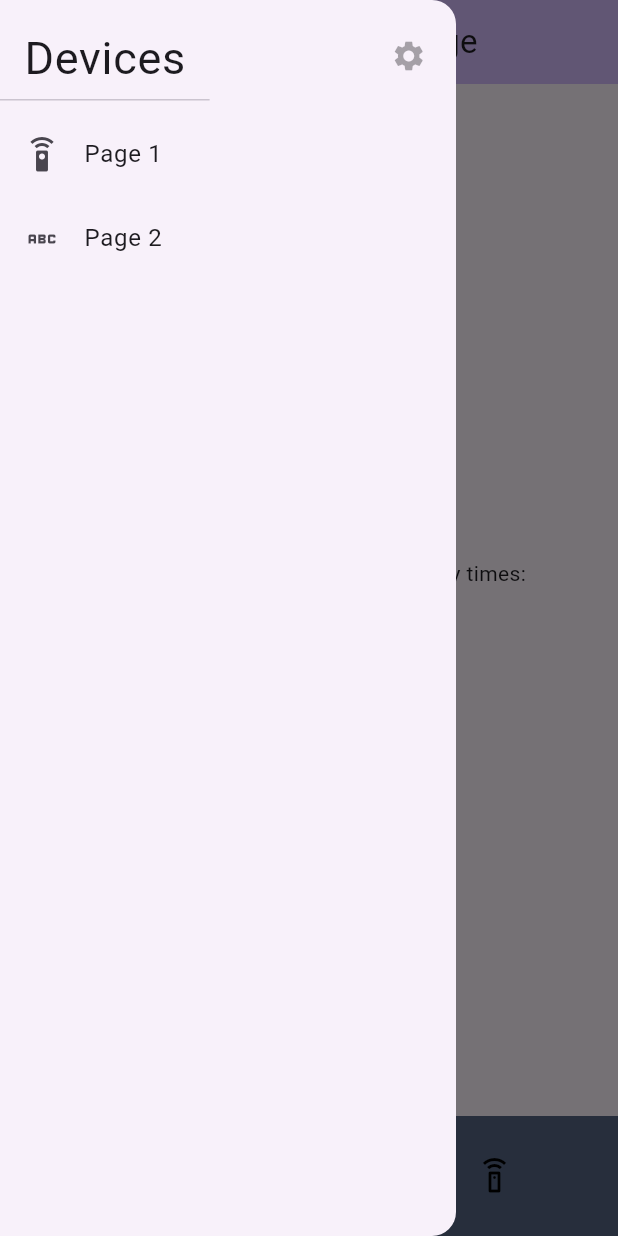
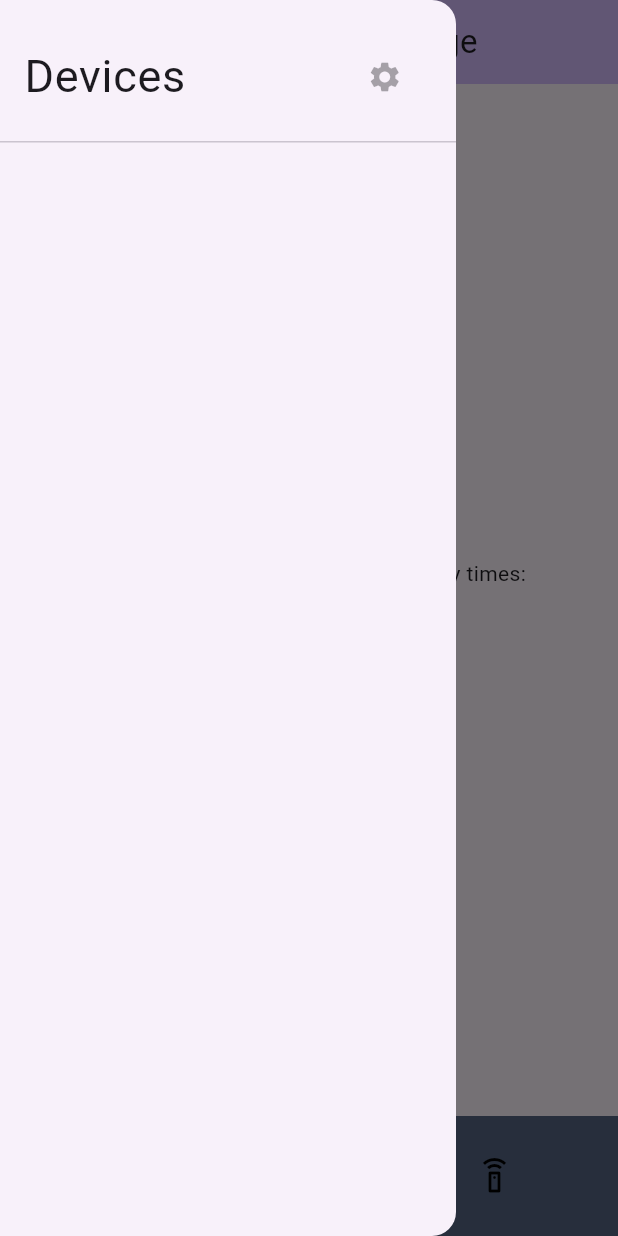
Before and after one commit to sorrowcode/kk-sendir, a Flutter app: the screen it shows after launch, with the side drawer open, on a phone screen of 412 x 824 dp. Run offline on Flutter 3.47's test engine with Material 3 defaults, Android fonts, the phone set to English and light mode, and no system bars.

```diff
--- a/app/lib/app.dart
+++ b/app/lib/app.dart
@@ -1,4 +1,4 @@
-import 'package:app/home_page.dart';
+import 'package:app/pages/home_page.dart';
 import 'package:flutter/material.dart';
 
 class MyApp extends StatelessWidget {
--- /dev/null
+++ b/app/lib/components/costom_navigation_bar.dart
@@ -0,0 +1,36 @@
+import 'package:flutter/material.dart';
+
+class CustomNavigationBar extends StatelessWidget {
+  const CustomNavigationBar({super.key});
+
+  @override
+  Widget build(BuildContext context) {
+    return BottomAppBar(
+      color: const Color.fromARGB(255, 84, 101, 131),
+      child: Row(
+        mainAxisAlignment: MainAxisAlignment.spaceAround,
+        children: [
+          IconButton(
+            onPressed: () {},
+            icon: const Icon(Icons.settings_remote),
+            color: Colors.black,
+            hoverColor: const Color.fromRGBO(50, 67, 88, 0.5),
+            highlightColor: const Color.fromRGBO(50, 67, 88, 1),
+            tooltip: "Emitter",
+          ),
+          const SizedBox(
+            width: 30,
+          ),
+          IconButton(
+            onPressed: () {},
+            icon: const Icon(Icons.settings_remote_outlined),
+            color: Colors.black,
+            hoverColor: const Color.fromRGBO(50, 67, 88, 0.5),
+            highlightColor: const Color.fromRGBO(50, 67, 88, 1),
+            tooltip: 'Receiver',
+          ),
+        ],
+      ),
+    );
+  }
+}
--- /dev/null
+++ b/app/lib/components/custom_drawer.dart
@@ -0,0 +1,36 @@
+import 'package:flutter/material.dart';
+
+class CustomDrawer extends StatelessWidget {
+  const CustomDrawer({super.key});
+
+  @override
+  Widget build(BuildContext context) {
+    return Drawer(
+      child: ListView(
+        children: [
+          SizedBox(
+            height: MediaQuery.of(context).size.height / 8,
+            child: const DrawerHeader(
+                child: Row(
+              mainAxisAlignment: MainAxisAlignment.spaceBetween,
+              children: [
+                Text(
+                  'Devices',
+                  textAlign: TextAlign.center,
+                  style: TextStyle(
+                    fontSize: 30.0,
+                  ),
+                ),
+                IconButton(
+                  onPressed: null,
+                  icon: Icon(Icons.settings),
+                  padding: EdgeInsets.only(right: 15.0),
+                )
+              ],
+            )),
+          ),
+        ],
+      ),
+    );
+  }
+}
--- a/app/lib/home_page.dart
+++ /dev/null
@@ -1,135 +0,0 @@
-// ignore_for_file: prefer_const_constructors, prefer_const_literals_to_create_immutables
-
-import 'package:flutter/material.dart';
-
-class MyHomePage extends StatefulWidget {
-
-  const MyHomePage({super.key, required this.title});
-  final String title;
-
-  @override
-  State<MyHomePage> createState() => _MyHomePageState();
-}
-
-class _MyHomePageState extends State<MyHomePage> {
-  int _counter = 0;
-
-  void _incrementCounter({int add = 0, bool zero = false}) {
-    if (zero) {
-      setState(() {
-        _counter = 0;
-      });
-    } else {
-      setState(() {
-      _counter += add;
-    });
-    }
-
-  }
-
-  @override
-  Widget build(BuildContext context) {
-    return Scaffold(
-      appBar: AppBar(
-        backgroundColor: Theme.of(context).colorScheme.inversePrimary,
-        title: Text(widget.title),
-      ),
-      drawer: Drawer(
-        child: ListView(
-          children: [
-            SizedBox(
-              height: 75.0,
-              child: Row(
-                mainAxisAlignment: MainAxisAlignment.spaceBetween,
-                crossAxisAlignment: CrossAxisAlignment.center,
-                children: [
-                  DrawerHeader(
-                    child: Text(
-                      'Devices',
-                      textAlign: TextAlign.center,
-                      style: TextStyle(
-                        fontSize: 30.0,
-                      ),
-                    ),
-                  ),
-                  IconButton(
-                    onPressed: null,
-                    icon: Icon(Icons.settings),
-                    padding: EdgeInsets.only(right: 15.0),
-                  )
-                ],
-              ),
-            ),
-              ListTile(
-                leading: Icon(Icons.settings_remote),
-                title: Text('Page 1')
-                ),
-              ListTile(
-                leading: Icon(Icons.abc),
-                title: Text('Page 2'),
-                )
-          ],
-       ),
-      ),
-      body: Center(
-        child: Column(
-          mainAxisAlignment: MainAxisAlignment.center,
-          children: <Widget>[
-            const Text(
-              'You have pushed the button this many times:',
-            ),
-            Text(
-              '$_counter',
-              style: Theme.of(context).textTheme.headlineMedium,
-            ),
-          ],
-        ),
-      ),
-      floatingActionButton: FloatingActionButton(
-        onPressed:() {
-          setState(() {
-            _incrementCounter(add: 1);
-          });
-        },
-        tooltip: 'Increment',
-        child: const Icon(Icons.add),
-      ),
-      bottomNavigationBar: BottomAppBar(
-        color: Color.fromARGB(255, 84, 101, 131),
-        child: Row(
-          mainAxisAlignment: MainAxisAlignment.spaceAround,
-          children: [
-            IconButton(
-              onPressed:() {
-                setState(() {
-                  _incrementCounter(add: 5);
-                });
-              },
-              icon: const Icon(Icons.settings_remote),
-              color: Colors.black,
-              hoverColor: Color.fromRGBO(50, 67, 88, 0.5),
-              highlightColor: Color.fromRGBO(50, 67, 88, 1),
-              tooltip: "Emitter",
-            ),
-            SizedBox(
-              width: 30,
-            ),
-            IconButton(
-              onPressed:() {
-                setState(() {
-                  _incrementCounter(zero: true);
-                });
-              },
-              icon: Icon(Icons.settings_remote_outlined),
-              color: Colors.black,
-              hoverColor: Color.fromRGBO(50, 67, 88, 0.5),
-              highlightColor: Color.fromRGBO(50, 67, 88, 1),
-              tooltip: 'Receiver',
-            ),
-          ],
-        ),
-      ),
-      floatingActionButtonLocation: FloatingActionButtonLocation.centerDocked,
-    );
-  }
-}
--- /dev/null
+++ b/app/lib/pages/home_page.dart
@@ -0,0 +1,66 @@
+// ignore_for_file: prefer_const_constructors, prefer_const_literals_to_create_immutables
+
+import 'package:flutter/material.dart';
+import 'package:flutter/widgets.dart';
+import 'package:app/components/custom_drawer.dart';
+import 'package:app/components/costom_navigation_bar.dart';
+
+class MyHomePage extends StatefulWidget {
+  const MyHomePage({super.key, required this.title});
+  final String title;
+
+  @override
+  State<MyHomePage> createState() => _MyHomePageState();
+}
+
+class _MyHomePageState extends State<MyHomePage> {
+  int _counter = 0;
+
+  void _incrementCounter({int add = 0, bool zero = false}) {
+    if (zero) {
+      setState(() {
+        _counter = 0;
+      });
+    } else {
+      setState(() {
+        _counter += add;
+      });
+    }
+  }
+
+  @override
+  Widget build(BuildContext context) {
+    return Scaffold(
+      appBar: AppBar(
+        backgroundColor: Theme.of(context).colorScheme.inversePrimary,
+        title: Text(widget.title),
+      ),
+      drawer: CustomDrawer(),
+      body: Center(
+        child: Column(
+          mainAxisAlignment: MainAxisAlignment.center,
+          children: <Widget>[
+            const Text(
+              'You have pushed the button this many times:',
+            ),
+            Text(
+              '$_counter',
+              style: Theme.of(context).textTheme.headlineMedium,
+            ),
+          ],
+        ),
+      ),
+      floatingActionButton: FloatingActionButton(
+        onPressed: () {
+          setState(() {
+            _incrementCounter(add: 1);
+          });
+        },
+        tooltip: 'Increment',
+        child: const Icon(Icons.add),
+      ),
+      bottomNavigationBar: CustomNavigationBar(),
+      floatingActionButtonLocation: FloatingActionButtonLocation.centerDocked,
+    );
+  }
+}
--- a/app/lib/pages/settings.dart
+++ b/app/lib/pages/settings.dart
@@ -1,2 +1 @@
-
 import 'package:flutter/material.dart';
```
Also changed, not shown: app/lib/main.dart (line endings or trailing spaces), app/lib/pages/add_device.dart (line endings or trailing spaces).
